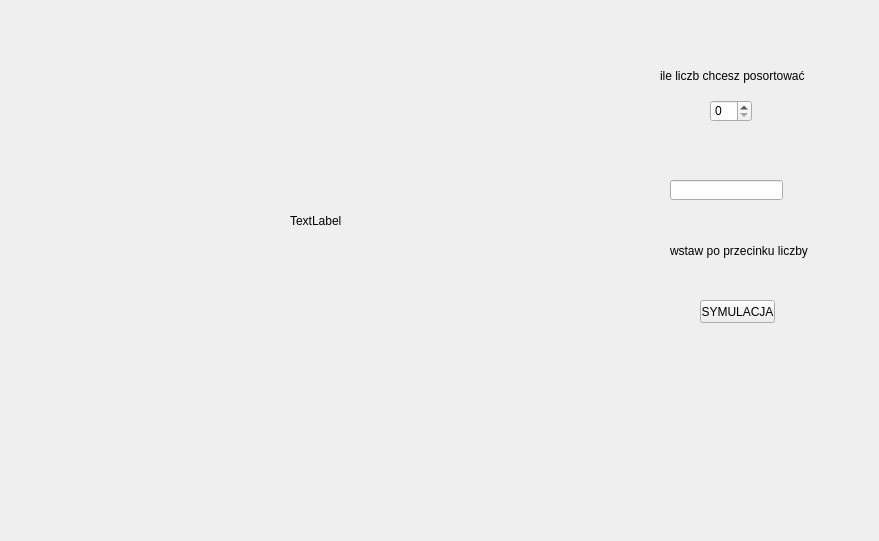
Old version of the form projekt qt kopc/build-nienazwany-Desktop_Qt_5_7_0_MinGW_32bit-Release/nienazwany1/mainwindow.ui in the repository Szejke/Projekt.
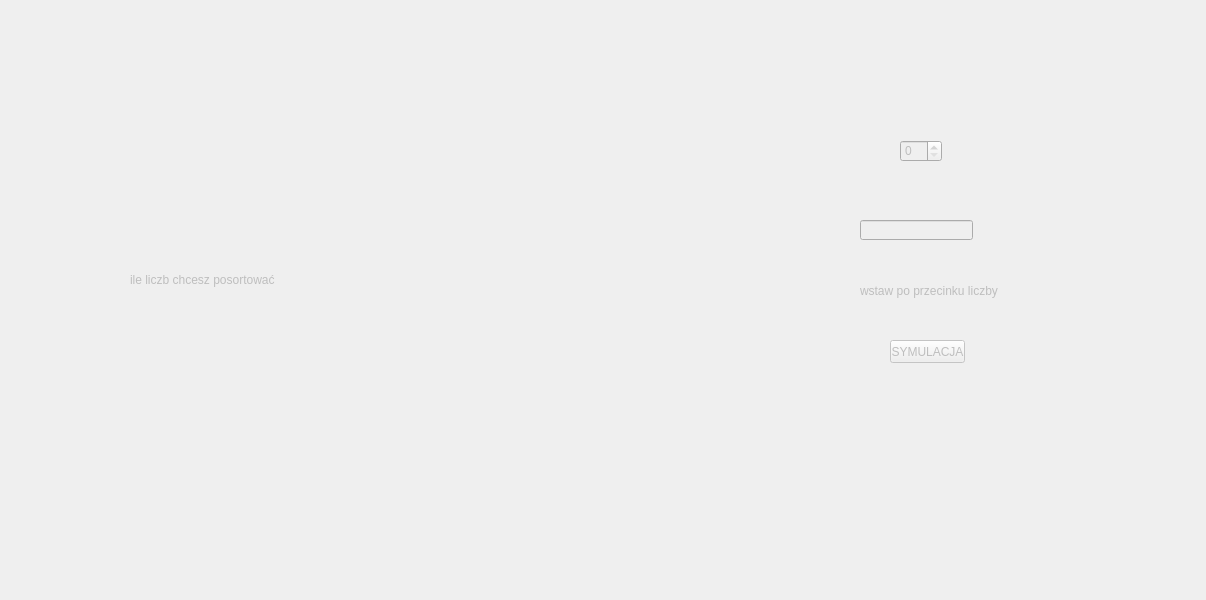
New version of the form.

Diff of the .ui file:
```diff
--- a/projekt qt kopc/build-nienazwany-Desktop_Qt_5_7_0_MinGW_32bit-Release/nienazwany1/mainwindow.ui
+++ b/projekt qt kopc/build-nienazwany-Desktop_Qt_5_7_0_MinGW_32bit-Release/nienazwany1/mainwindow.ui
@@ -2,14 +2,23 @@
 <ui version="4.0">
  <class>MainWindow</class>
  <widget class="QMainWindow" name="MainWindow">
+  <property name="enabled">
+   <bool>false</bool>
+  </property>
   <property name="geometry">
    <rect>
     <x>0</x>
     <y>0</y>
-    <width>879</width>
-    <height>541</height>
+    <width>1206</width>
+    <height>600</height>
    </rect>
   </property>
+  <property name="minimumSize">
+   <size>
+    <width>200</width>
+    <height>200</height>
+   </size>
+  </property>
   <property name="windowTitle">
    <string>MainWindow</string>
   </property>
@@ -17,8 +26,8 @@
    <widget class="QPushButton" name="pushButton">
     <property name="geometry">
      <rect>
-      <x>700</x>
-      <y>300</y>
+      <x>890</x>
+      <y>340</y>
       <width>75</width>
       <height>23</height>
      </rect>
@@ -30,8 +39,8 @@
    <widget class="QSpinBox" name="spinBox">
     <property name="geometry">
      <rect>
-      <x>710</x>
-      <y>100</y>
+      <x>900</x>
+      <y>140</y>
       <width>42</width>
       <height>22</height>
      </rect>
@@ -43,8 +52,8 @@
    <widget class="QLineEdit" name="lineEdit">
     <property name="geometry">
      <rect>
-      <x>670</x>
-      <y>180</y>
+      <x>860</x>
+      <y>220</y>
       <width>113</width>
       <height>20</height>
      </rect>
@@ -54,14 +63,23 @@
     </property>
    </widget>
    <widget class="QLabel" name="label">
+    <property name="enabled">
+     <bool>false</bool>
+    </property>
     <property name="geometry">
      <rect>
-      <x>660</x>
-      <y>60</y>
-      <width>161</width>
-      <height>31</height>
+      <x>130</x>
+      <y>30</y>
+      <width>500</width>
+      <height>500</height>
      </rect>
     </property>
+    <property name="minimumSize">
+     <size>
+      <width>500</width>
+      <height>500</height>
+     </size>
+    </property>
     <property name="text">
      <string>ile liczb chcesz posortować</string>
     </property>
@@ -69,8 +87,8 @@
    <widget class="QLabel" name="label_2">
     <property name="geometry">
      <rect>
-      <x>670</x>
-      <y>240</y>
+      <x>860</x>
+      <y>280</y>
       <width>151</width>
       <height>21</height>
      </rect>
@@ -79,19 +97,6 @@
      <string>wstaw po przecinku liczby</string>
     </property>
    </widget>
-   <widget class="QLabel" name="label_3">
-    <property name="geometry">
-     <rect>
-      <x>290</x>
-      <y>50</y>
-      <width>311</width>
-      <height>341</height>
-     </rect>
-    </property>
-    <property name="text">
-     <string>TextLabel</string>
-    </property>
-   </widget>
   </widget>
  </widget>
  <layoutdefault spacing="6" margin="11"/>
```
